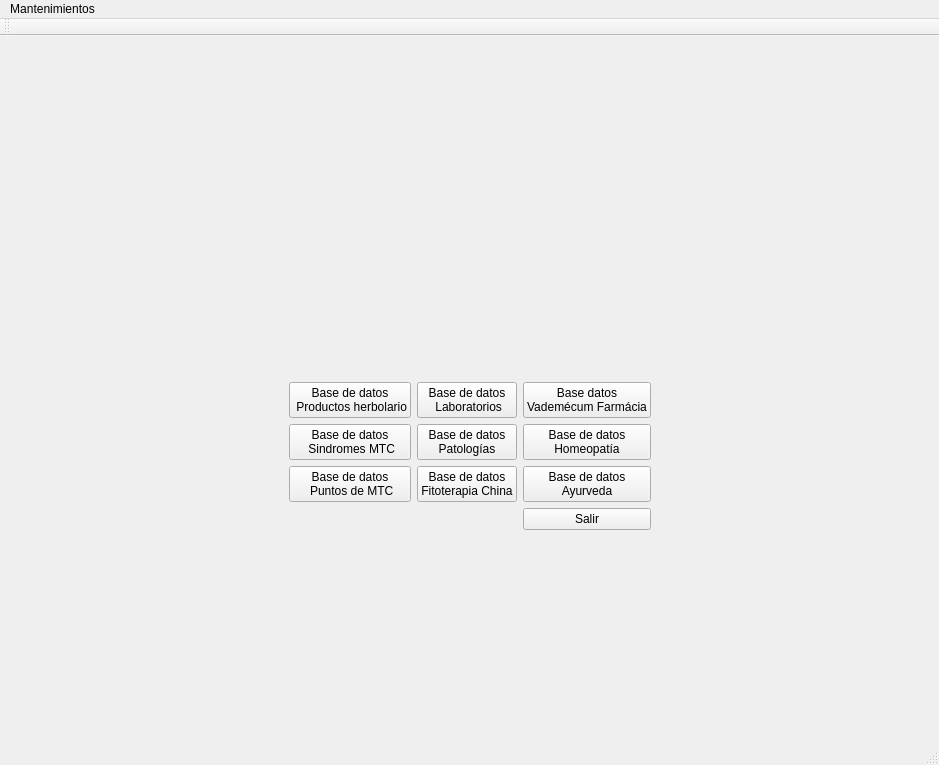
This is inicio.ui in arcnexus/Maya-MediTec as Qt 5 draws it before an edit. The edited form follows.
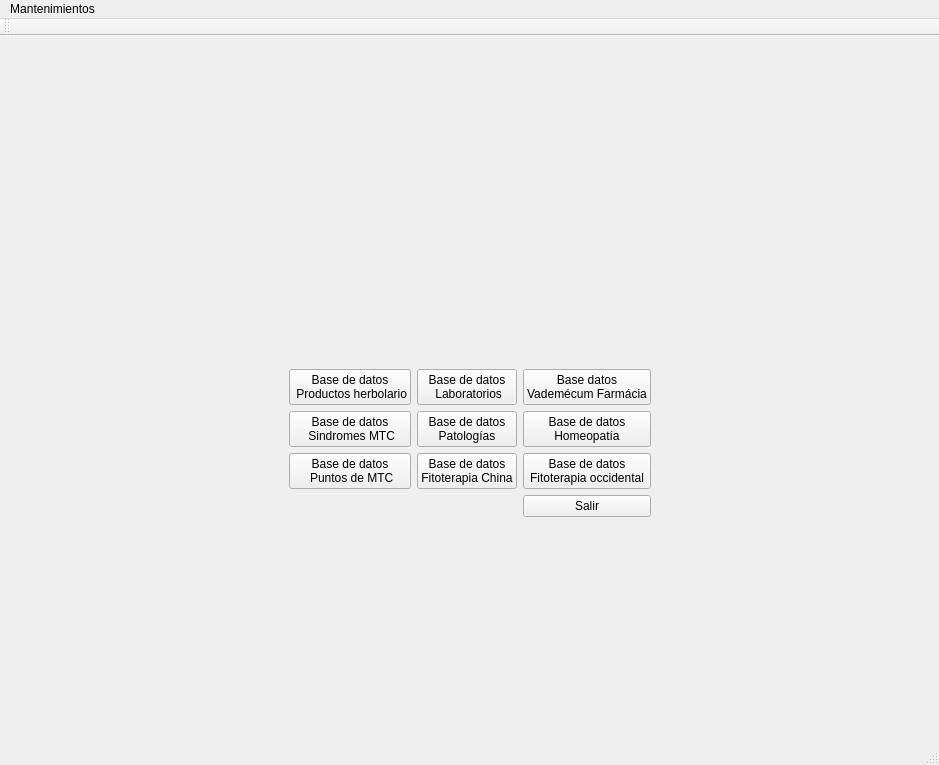
This is the edited form. Icons and pictures are not drawn.

```diff
--- a/inicio.ui
+++ b/inicio.ui
@@ -21,8 +21,8 @@
        <widget class="QLabel" name="label">
         <property name="maximumSize">
          <size>
-          <width>249</width>
-          <height>128</height>
+          <width>193</width>
+          <height>101</height>
          </size>
         </property>
         <property name="text">
@@ -48,8 +48,8 @@
         </property>
         <property name="iconSize">
          <size>
-          <width>128</width>
-          <height>128</height>
+          <width>84</width>
+          <height>84</height>
          </size>
         </property>
        </widget>
@@ -66,8 +66,8 @@
         </property>
         <property name="iconSize">
          <size>
-          <width>128</width>
-          <height>128</height>
+          <width>84</width>
+          <height>84</height>
          </size>
         </property>
        </widget>
@@ -76,7 +76,7 @@
        <widget class="QPushButton" name="pushButton_8">
         <property name="text">
          <string>Base de datos 
-Ayurveda</string>
+Fitoterapia occidental</string>
         </property>
         <property name="icon">
          <iconset resource="Maya_Meditec.qrc">
@@ -84,8 +84,8 @@
         </property>
         <property name="iconSize">
          <size>
-          <width>128</width>
-          <height>128</height>
+          <width>84</width>
+          <height>84</height>
          </size>
         </property>
        </widget>
@@ -102,8 +102,8 @@
         </property>
         <property name="iconSize">
          <size>
-          <width>128</width>
-          <height>128</height>
+          <width>84</width>
+          <height>84</height>
          </size>
         </property>
        </widget>
@@ -120,8 +120,8 @@
         </property>
         <property name="iconSize">
          <size>
-          <width>128</width>
-          <height>128</height>
+          <width>84</width>
+          <height>84</height>
          </size>
         </property>
        </widget>
@@ -138,8 +138,8 @@
         </property>
         <property name="iconSize">
          <size>
-          <width>128</width>
-          <height>128</height>
+          <width>84</width>
+          <height>84</height>
          </size>
         </property>
        </widget>
@@ -156,8 +156,8 @@
         </property>
         <property name="iconSize">
          <size>
-          <width>128</width>
-          <height>128</height>
+          <width>84</width>
+          <height>84</height>
          </size>
         </property>
        </widget>
@@ -174,8 +174,8 @@
         </property>
         <property name="iconSize">
          <size>
-          <width>128</width>
-          <height>128</height>
+          <width>84</width>
+          <height>84</height>
          </size>
         </property>
        </widget>
@@ -192,8 +192,8 @@
         </property>
         <property name="iconSize">
          <size>
-          <width>128</width>
-          <height>128</height>
+          <width>84</width>
+          <height>84</height>
          </size>
         </property>
        </widget>
```
Left out of the diff: 6 changed lines with no effect on the pictures.
